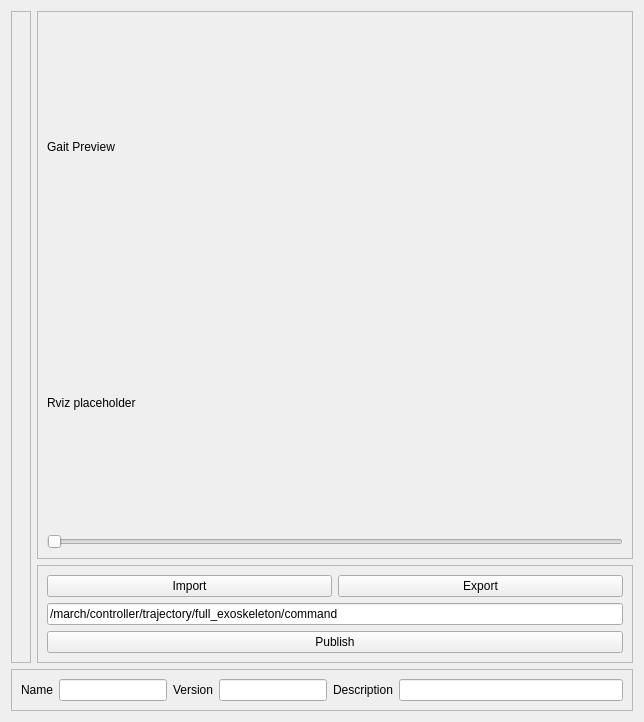
Old version of the form march_rqt_gait_generator/resource/gait_generator.ui in the repository project-march/ProjectMarch.
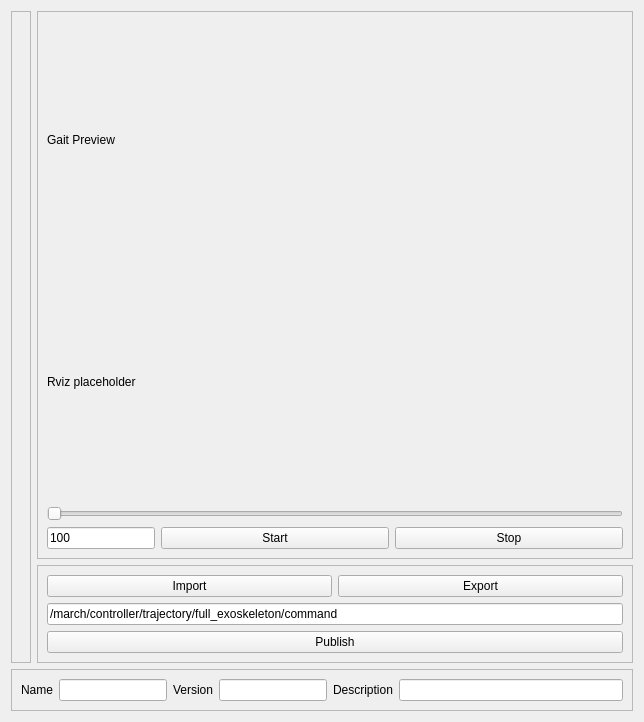
New version of the form.

Diff of the .ui file:
```diff
--- a/march_rqt_gait_generator/resource/gait_generator.ui
+++ b/march_rqt_gait_generator/resource/gait_generator.ui
@@ -86,27 +86,54 @@
       <enum>QFrame::Raised</enum>
      </property>
      <layout class="QGridLayout" name="gridLayout">
-      <item row="0" column="0">
-       <widget class="QLabel" name="Label">
-        <property name="text">
-         <string>Gait Preview</string>
-        </property>
-       </widget>
-      </item>
-      <item row="1" column="0">
-       <widget class="QLabel" name="label">
+      <item row="1" column="0" colspan="3">
+       <widget class="QLabel" name="RvizPlaceholder">
         <property name="text">
          <string>Rviz placeholder</string>
         </property>
        </widget>
       </item>
-      <item row="2" column="0">
+      <item row="3" column="2">
+       <widget class="QPushButton" name="Stop">
+        <property name="text">
+         <string>Stop</string>
+        </property>
+       </widget>
+      </item>
+      <item row="2" column="0" colspan="3">
        <widget class="QSlider" name="TimeSlider">
         <property name="orientation">
          <enum>Qt::Horizontal</enum>
         </property>
        </widget>
       </item>
+      <item row="3" column="1">
+       <widget class="QPushButton" name="Start">
+        <property name="text">
+         <string>Start</string>
+        </property>
+       </widget>
+      </item>
+      <item row="0" column="0" colspan="3">
+       <widget class="QLabel" name="Label">
+        <property name="text">
+         <string>Gait Preview</string>
+        </property>
+       </widget>
+      </item>
+      <item row="3" column="0">
+       <widget class="QLineEdit" name="PlaybackSpeed">
+        <property name="sizePolicy">
+         <sizepolicy hsizetype="Maximum" vsizetype="Fixed">
+          <horstretch>0</horstretch>
+          <verstretch>0</verstretch>
+         </sizepolicy>
+        </property>
+        <property name="text">
+         <string>100</string>
+        </property>
+       </widget>
+      </item>
      </layout>
     </widget>
    </item>
```
Left out of the diff: 8 changed lines with no effect on the pictures.
